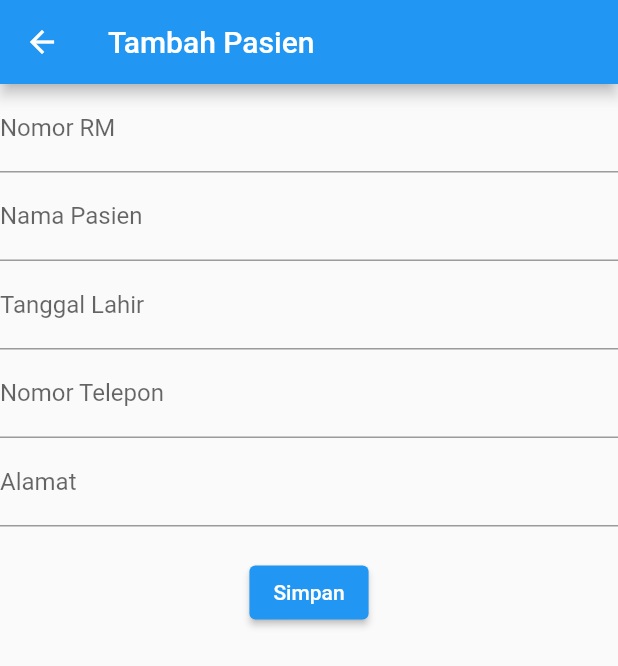
After one commit to FattahWahyu/flutter_application_1, a Flutter app: the PasienForm screen opened directly, on a phone screen of 412 x 824 dp. The commit adds this screen. Shown: the top 666 px of the screen. Run offline on Flutter 3.47's test engine with Material 2 defaults, Android fonts, the phone set to English and light mode, and no system bars; our stand-ins replace dio, shared_preferences; accounts and stored records are empty; network calls fail.

Commit message:
membuat halaman pasien

```diff
--- /dev/null
+++ b/lib/model/pasien.dart
@@ -0,0 +1,35 @@
+class Pasien {
+  int? id;
+  String nomorRm;
+  String namaPasien;
+  DateTime tanggalLahir;
+  String nomorTelepon;
+  String alamat;
+
+  Pasien({
+    this.id,
+    required this.nomorRm,
+    required this.namaPasien,
+    required this.tanggalLahir,
+    required this.nomorTelepon,
+    required this.alamat,
+  });
+
+  factory Pasien.fromJson(Map<String, dynamic> json) => Pasien(
+        id: json["id"],
+        nomorRm: json["no_rm"],
+        namaPasien: json["nama"],
+        tanggalLahir: DateTime.parse(json["tgl_lahir"]),
+        nomorTelepon: json["no_telp"],
+        alamat: json["alamat"],
+      );
+
+  Map<String, dynamic> toJson() => {
+        "id": id,
+        "no_rm": nomorRm,
+        "nama": namaPasien,
+        "tgl_lahir": tanggalLahir.toIso8601String(),
+        "no_telp": nomorTelepon,
+        "alamat": alamat,
+      };
+}
--- /dev/null
+++ b/lib/service/pasien_service.dart
@@ -0,0 +1,38 @@
+import 'package:dio/dio.dart';
+import '../helpers/api_client.dart';
+import '../model/pasien.dart';
+
+class PasienService {
+  Future<List<Pasien>> listData() async {
+    final Response response = await ApiClient().get('pasien');
+    final List data = response.data as List;
+    List<Pasien> result = data.map((json) => Pasien.fromJson(json)).toList();
+    return result;
+  }
+
+  Future<Pasien> simpan(Pasien pasien) async {
+    var data = pasien.toJson();
+    final Response response = await ApiClient().post('pasien', data);
+    Pasien result = Pasien.fromJson(response.data);
+    return result;
+  }
+
+  Future<Pasien> ubah(Pasien pasien, String id) async {
+    var data = pasien.toJson();
+    final Response response = await ApiClient().put('pasien/${id}', data);
+    Pasien result = Pasien.fromJson(response.data);
+    return result;
+  }
+
+  Future<Pasien> getById(String id) async {
+    final Response response = await ApiClient().get('pasien/${id}');
+    Pasien result = Pasien.fromJson(response.data);
+    return result;
+  }
+
+  Future<Pasien> hapus(Pasien pasien) async {
+    final Response response = await ApiClient().delete('pasien/${pasien.id}');
+    Pasien result = Pasien.fromJson(response.data);
+    return result;
+  }
+}
--- /dev/null
+++ b/lib/ui/pasien_form.dart
@@ -0,0 +1,120 @@
+import 'package:flutter/material.dart';
+import '../model/pasien.dart';
+import '../service/pasien_service.dart';
+import 'pasien_detail.dart';
+import 'package:intl/intl.dart';
+
+class PasienForm extends StatefulWidget {
+  const PasienForm({Key? key}) : super(key: key);
+  _PasienFormState createState() => _PasienFormState();
+}
+
+class _PasienFormState extends State<PasienForm> {
+  final _formKey = GlobalKey<FormState>();
+  final _nomorRmCtrl = TextEditingController();
+  final _namaPasienCtrl = TextEditingController();
+  final _tanggalLahirCtrl = TextEditingController();
+  final _nomorTeleponCtrl = TextEditingController();
+  final _alamatCtrl = TextEditingController();
+
+  @override
+  Widget build(BuildContext context) {
+    return Scaffold(
+      appBar: AppBar(title: const Text("Tambah Pasien")),
+      body: SingleChildScrollView(
+        child: Form(
+          key: _formKey,
+          child: Column(
+            children: [
+              _fieldNomorRM(),
+              _fieldNamaPasien(),
+              _fieldTanggalLahir(),
+              _fieldNomorTelepon(),
+              _fieldAlamat(),
+              SizedBox(height: 20),
+              _tombolSimpan()
+            ],
+          ),
+        ),
+      ),
+    );
+  }
+
+  _fieldNomorRM() {
+    return TextField(
+      decoration: const InputDecoration(labelText: "Nomor RM"),
+      controller: _nomorRmCtrl,
+    );
+  }
+
+  _fieldNamaPasien() {
+    return TextField(
+      decoration: const InputDecoration(labelText: "Nama Pasien"),
+      controller: _namaPasienCtrl,
+    );
+  }
+
+  _fieldTanggalLahir() {
+    return GestureDetector(
+      onTap: () {
+        showDatePicker(
+          context: context,
+          initialDate: DateTime.now(),
+          firstDate: DateTime(1900),
+          lastDate: DateTime.now(),
+        ).then((selectedDate) {
+          if (selectedDate != null) {
+            setState(() {
+              _tanggalLahirCtrl.text =
+                  DateFormat('yyyy-MM-dd').format(selectedDate);
+            });
+          }
+        });
+      },
+      child: AbsorbPointer(
+        child: TextFormField(
+          decoration: const InputDecoration(labelText: "Tanggal Lahir"),
+          controller: _tanggalLahirCtrl,
+        ),
+      ),
+    );
+  }
+
+  _fieldNomorTelepon() {
+    return TextField(
+      decoration: const InputDecoration(labelText: "Nomor Telepon"),
+      controller: _nomorTeleponCtrl,
+    );
+  }
+
+  _fieldAlamat() {
+    return TextField(
+      decoration: const InputDecoration(labelText: "Alamat"),
+      controller: _alamatCtrl,
+    );
+  }
+
+  _tombolSimpan() {
+    return ElevatedButton(
+      onPressed: () async {
+        DateTime tanggalLahir = DateFormat('yyyy-MM-dd')
+            .parse(_tanggalLahirCtrl.text); // Mengubah string ke objek DateTime
+        Pasien pasien = new Pasien(
+            nomorRm: _nomorRmCtrl.text,
+            namaPasien: _namaPasienCtrl.text,
+            tanggalLahir: tanggalLahir,
+            nomorTelepon: _nomorTeleponCtrl.text,
+            alamat: _alamatCtrl.text,);
+        await PasienService().simpan(pasien).then((value) {
+          Navigator.pushReplacement(
+            context,
+            MaterialPageRoute(
+              builder: (context) => PasienDetail(pasien: value),
+            ),
+          );
+        });
+      },
+      child: const Text("Simpan"),
+    );
+  }
+}
--- /dev/null
+++ b/lib/ui/pasien_item.dart
@@ -0,0 +1,25 @@
+import 'package:flutter/material.dart';
+import 'package:flutter_application_1/ui/pasien_detail.dart';
+import '../model/pasien.dart';
+
+class PasienItem extends StatelessWidget {
+  final Pasien pasien;
+  const PasienItem({super.key, required this.pasien});
+
+  @override
+  Widget build(BuildContext context) {
+    return GestureDetector(
+      child: Card(
+        child: ListTile(
+          title: Text("${pasien.namaPasien}"),
+        ),
+      ),
+      onTap: () {
+        Navigator.push(
+            context,
+            MaterialPageRoute(
+                builder: (context) => PasienDetail(pasien: pasien)));
+      },
+    );
+  }
+}
--- a/lib/widget/sidebar.dart
+++ b/lib/widget/sidebar.dart
@@ -2,6 +2,7 @@ import '../ui/beranda.dart';
 import '../ui/login.dart';
 import '../ui/poli_page.dart';
 import '../ui/pegawai_page.dart';
+import '../ui/pasien_page.dart';
 import 'package:flutter/material.dart';
 
 class Sidebar extends StatelessWidget {
@@ -44,7 +45,10 @@ class Sidebar extends StatelessWidget {
           ListTile(
             leading: Icon(Icons.account_box_sharp),
             title: Text("Pasien"),
-            onTap: () {},
+            onTap: () {
+              Navigator.push(context,
+                  MaterialPageRoute(builder: (context) => PasienPage()));
+            },
           ),
           ListTile(
             leading: Icon(Icons.logout_rounded),
```
Also changed, not shown: lib/ui/pasien_detail.dart (added, +133 -0 lines), lib/ui/pasien_page.dart (added, +64 -0 lines), lib/ui/pasien_update_form.dart (added, +161 -0 lines).
